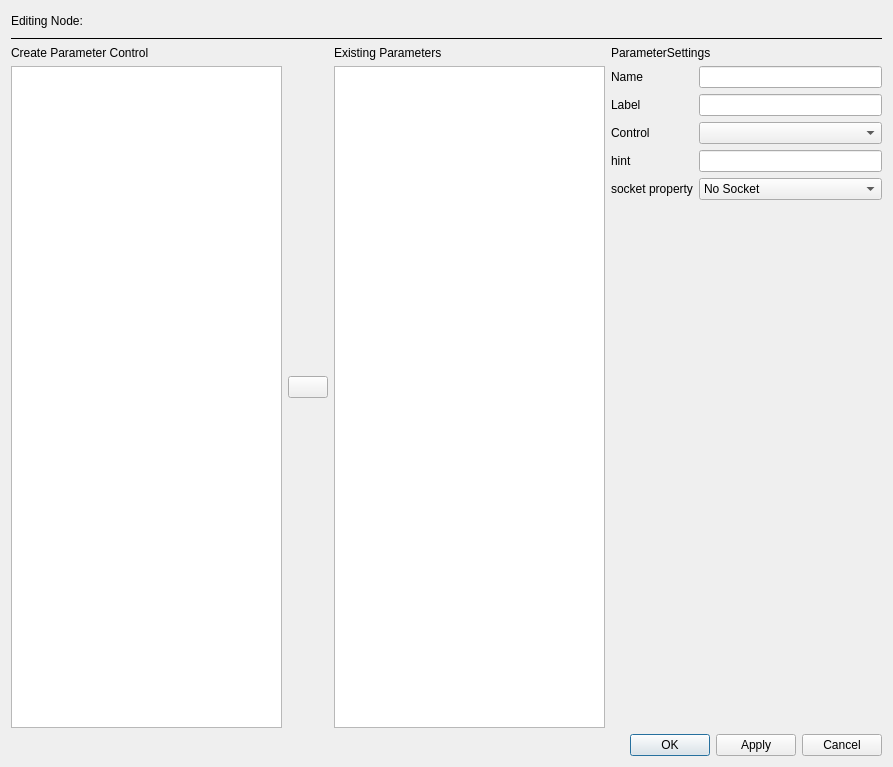
zenustech/zeno, file ui/zenqt/dialog/zeditparamlayoutdlg.ui: the form before one commit.
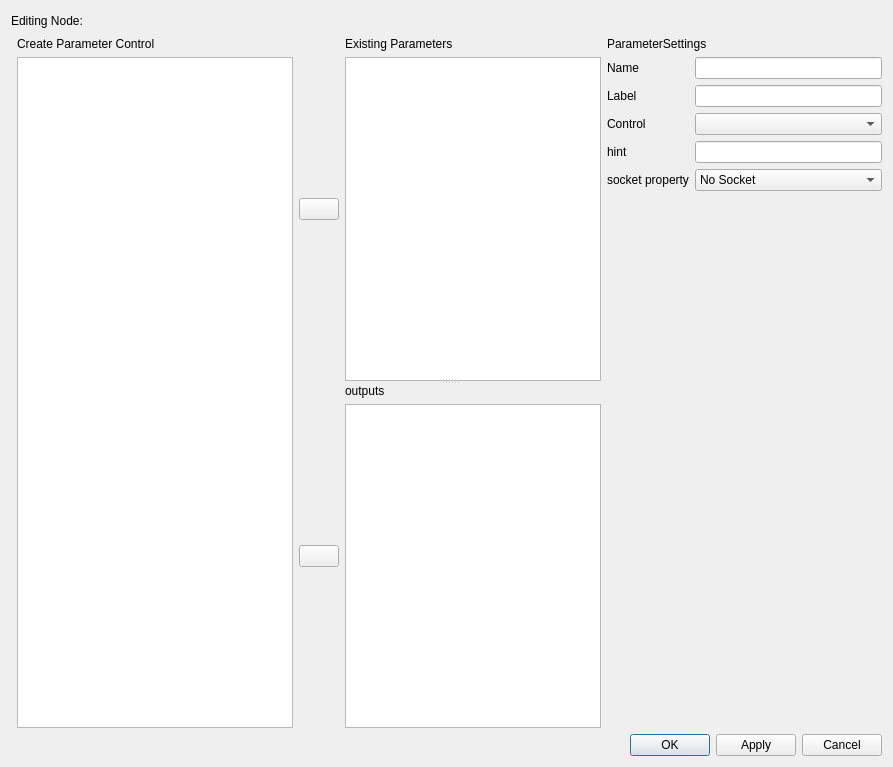
The form after the commit. Icons and pictures are not drawn. Custom widgets are drawn as their Qt base class.

Commit message: split outputs to a listview

What changed in the file:
```diff
--- a/ui/zenqt/dialog/zeditparamlayoutdlg.ui
+++ b/ui/zenqt/dialog/zeditparamlayoutdlg.ui
@@ -13,7 +13,7 @@
   <property name="windowTitle">
    <string>Edit Parameter Layout</string>
   </property>
-  <layout class="QVBoxLayout" name="verticalLayout">
+  <layout class="QVBoxLayout" name="verticalLayout_5">
    <item>
     <layout class="QHBoxLayout" name="horizontalLayout">
      <item>
@@ -46,6 +46,8 @@
     </layout>
    </item>
    <item>
+    <layout class="QHBoxLayout" name="horizontalLayout_5">
+     <item>
     <widget class="Line" name="line">
      <property name="sizePolicy">
       <sizepolicy hsizetype="Minimum" vsizetype="Fixed">
@@ -62,11 +64,6 @@
     </widget>
    </item>
    <item>
-    <layout class="QHBoxLayout" name="horizontalLayout_2">
-     <property name="spacing">
-      <number>6</number>
-     </property>
-     <item>
       <layout class="QVBoxLayout" name="verticalLayout_4">
        <property name="leftMargin">
         <number>0</number>
@@ -91,12 +88,20 @@
       </layout>
      </item>
      <item>
-      <layout class="QVBoxLayout" name="verticalLayout_3">
-       <property name="leftMargin">
-        <number>0</number>
+      <widget class="QSplitter" name="splitter">
+       <property name="orientation">
+        <enum>Qt::Vertical</enum>
        </property>
+       <property name="handleWidth">
+        <number>3</number>
+       </property>
+       <property name="childrenCollapsible">
+        <bool>false</bool>
+       </property>
+       <widget class="QWidget" name="horizontalLayoutWidget">
+        <layout class="QHBoxLayout" name="horizontalLayout_2">
        <item>
-        <widget class="QPushButton" name="btnAdd">
+          <widget class="QPushButton" name="btnAddInput">
          <property name="contextMenuPolicy">
           <enum>Qt::DefaultContextMenu</enum>
          </property>
@@ -111,13 +116,8 @@
          </property>
         </widget>
        </item>
-      </layout>
-     </item>
      <item>
-      <layout class="QVBoxLayout" name="verticalLayout_5">
-       <property name="leftMargin">
-        <number>0</number>
-       </property>
+          <layout class="QVBoxLayout" name="verticalLayout">
        <item>
         <widget class="QLabel" name="labelPrameter">
          <property name="text">
@@ -139,6 +139,44 @@
         </widget>
        </item>
       </layout>
+         </item>
+        </layout>
+       </widget>
+       <widget class="QWidget" name="horizontalLayoutWidget_2">
+        <layout class="QHBoxLayout" name="horizontalLayout_4">
+         <item>
+          <widget class="QPushButton" name="btnAddOutput">
+           <property name="contextMenuPolicy">
+            <enum>Qt::DefaultContextMenu</enum>
+           </property>
+           <property name="styleSheet">
+            <string notr="true">image:url(://icons/search_arrow.svg)</string>
+           </property>
+           <property name="text">
+            <string/>
+           </property>
+           <property name="autoDefault">
+            <bool>false</bool>
+           </property>
+          </widget>
+         </item>
+         <item>
+          <layout class="QVBoxLayout" name="verticalLayout_3">
+           <item>
+            <widget class="QLabel" name="labelPrameter_2">
+             <property name="text">
+              <string>outputs</string>
+             </property>
+            </widget>
+           </item>
+           <item>
+            <widget class="QListView" name="outputsView"/>
+           </item>
+          </layout>
+         </item>
+        </layout>
+       </widget>
+      </widget>
      </item>
      <item>
       <layout class="QVBoxLayout" name="verticalLayout_2">
```
Lines whose indentation alone changed are shown as unchanged. The commit also changes 6 other files.
